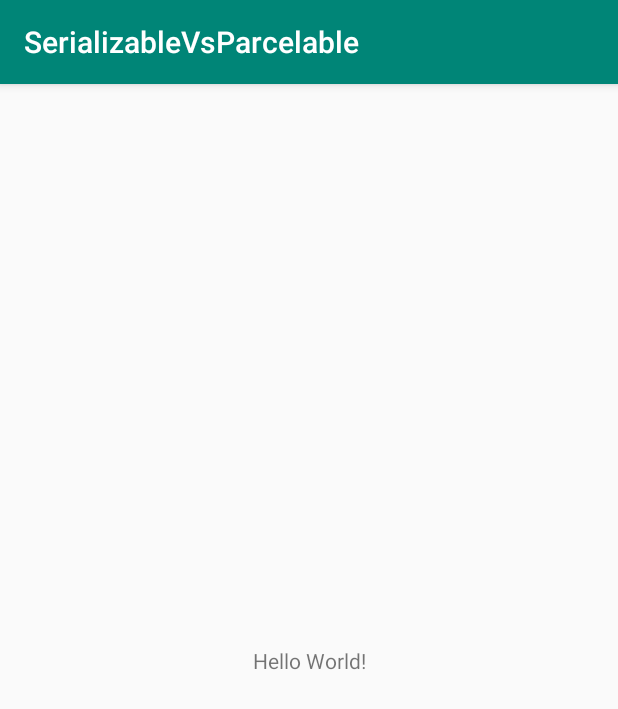
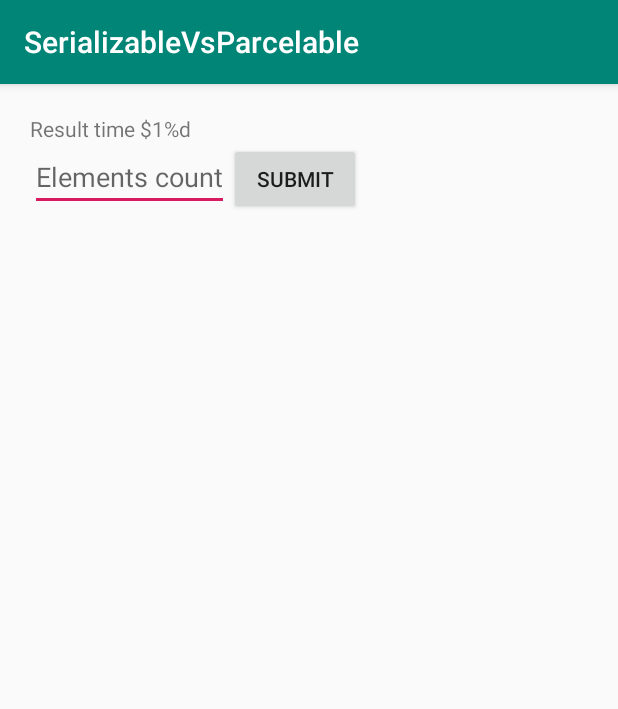
Before and after one commit to zeienko-vitalii/serializable-vs-parcelable, an Android app: the screen it shows after launch (MainActivity), on a phone screen of 412 x 824 dp. Shown: the top 709 px of the screen. Run offline under Robolectric (Android 15) with nearby library versions, the phone set to English and light mode, and no system bars; 1 statement that could not run was skipped.

Commit message:
Minor change

```diff
--- a/app/src/main/java/com/zeenko/serializablevsparcelable/MainActivity.java
+++ b/app/src/main/java/com/zeenko/serializablevsparcelable/MainActivity.java
@@ -1,13 +1,75 @@
 package com.zeenko.serializablevsparcelable;
 
+import android.content.Intent;
+import android.os.Bundle;
 import android.support.v7.app.AppCompatActivity;
-import android.os.Bundle;
+import android.util.Log;
+import android.view.View;
+import android.widget.EditText;
+import android.widget.TextView;
+
+import com.zeenko.serializablevsparcelable.models.MySerializedClass;
+
+import java.util.ArrayList;
+import java.util.Date;
 
 public class MainActivity extends AppCompatActivity {
+
+    public static final String PARCELABLE_ARRAY = "parcelable_array";
+
+    public ArrayList<MySerializedClass> items;
+//	public MyParcelClass[] items;
 
     @Override
     protected void onCreate(Bundle savedInstanceState) {
         super.onCreate(savedInstanceState);
         setContentView(R.layout.activity_main);
+
+        Date time = new Date();
+        Bundle extras = getIntent().getExtras();
+        if (extras != null) {
+            //Serializable
+
+            items = (ArrayList<MySerializedClass>) extras.getSerializable(PARCELABLE_ARRAY);
+
+            //Parcelable
+//			Parcelable[] parcelableArray = extras.getParcelableArray(PARCELABLE_ARRAY);
+//			if (parcelableArray != null) {
+//				items = new MyParcelClass[parcelableArray.length];
+//			    for (int i = 0; i < parcelableArray.length; ++i) {
+//			    	items[i] = (MyParcelClass) parcelableArray[i];
+//			    }
+//			}
+        }
+        Date now = new Date();
+        Log.w("MainActivity", "Create time: " + (now.getTime() - time.getTime()) + " ms.");
+
+        TextView res = findViewById(R.id.resultTimer);
+        res.setText(getString(R.string.result_time, (now.getTime() - time.getTime()) * 1.0f / 1000));
+    }
+
+    public void startTest(View v) {
+        EditText elementsCounter = findViewById(R.id.elementsCounter);
+        String text = elementsCounter.getText().toString();
+        if (text.length() == 0) return;
+        int elementsToCreate = Integer.parseInt(text);
+        if (elementsToCreate < 1) return;
+
+        items = new ArrayList<>();
+        for (int i = 0; i < elementsToCreate; i++) {
+            items.add(new MySerializedClass());
+        }
+
+//		items = new MyParcelClass[elementsToCreate];
+//		for (int i = 0; i < elementsToCreate; i++)
+//		{
+//			items[i] = new MyParcelClass();
+//		}
+
+        Intent i = new Intent(getApplicationContext(), MainActivity.class);
+        i.putExtra(PARCELABLE_ARRAY, items);
+        startActivity(i);
+
+        finish();
     }
 }
--- a/app/src/main/res/layout/activity_main.xml
+++ b/app/src/main/res/layout/activity_main.xml
@@ -1,18 +1,33 @@
-<?xml version="1.0" encoding="utf-8"?>
-<android.support.constraint.ConstraintLayout xmlns:android="http://schemas.android.com/apk/res/android"
-    xmlns:app="http://schemas.android.com/apk/res-auto"
+<LinearLayout xmlns:android="http://schemas.android.com/apk/res/android"
     xmlns:tools="http://schemas.android.com/tools"
     android:layout_width="match_parent"
     android:layout_height="match_parent"
+    android:orientation="vertical"
+    android:padding="20dp"
     tools:context=".MainActivity">
 
     <TextView
+        android:id="@+id/resultTimer"
         android:layout_width="wrap_content"
         android:layout_height="wrap_content"
-        android:text="Hello World!"
-        app:layout_constraintBottom_toBottomOf="parent"
-        app:layout_constraintLeft_toLeftOf="parent"
-        app:layout_constraintRight_toRightOf="parent"
-        app:layout_constraintTop_toTopOf="parent" />
+        android:text="@string/result_time" />
 
-</android.support.constraint.ConstraintLayout>
+    <LinearLayout
+        android:layout_width="match_parent"
+        android:layout_height="wrap_content">
+
+        <EditText
+            android:id="@+id/elementsCounter"
+            android:layout_width="wrap_content"
+            android:layout_height="wrap_content"
+            android:hint="@string/elements_count"
+            android:inputType="number" />
+
+        <Button
+            android:layout_width="wrap_content"
+            android:layout_height="wrap_content"
+            android:onClick="startTest"
+            android:text="@string/hello_world" />
+    </LinearLayout>
+
+</LinearLayout>
--- a/app/src/main/res/values/strings.xml
+++ b/app/src/main/res/values/strings.xml
@@ -1,3 +1,6 @@
 <resources>
     <string name="app_name">SerializableVsParcelable</string>
+    <string name="result_time">Result time $1%d</string>
+    <string name="elements_count">Elements count</string>
+    <string name="hello_world">Submit</string>
 </resources>
```
